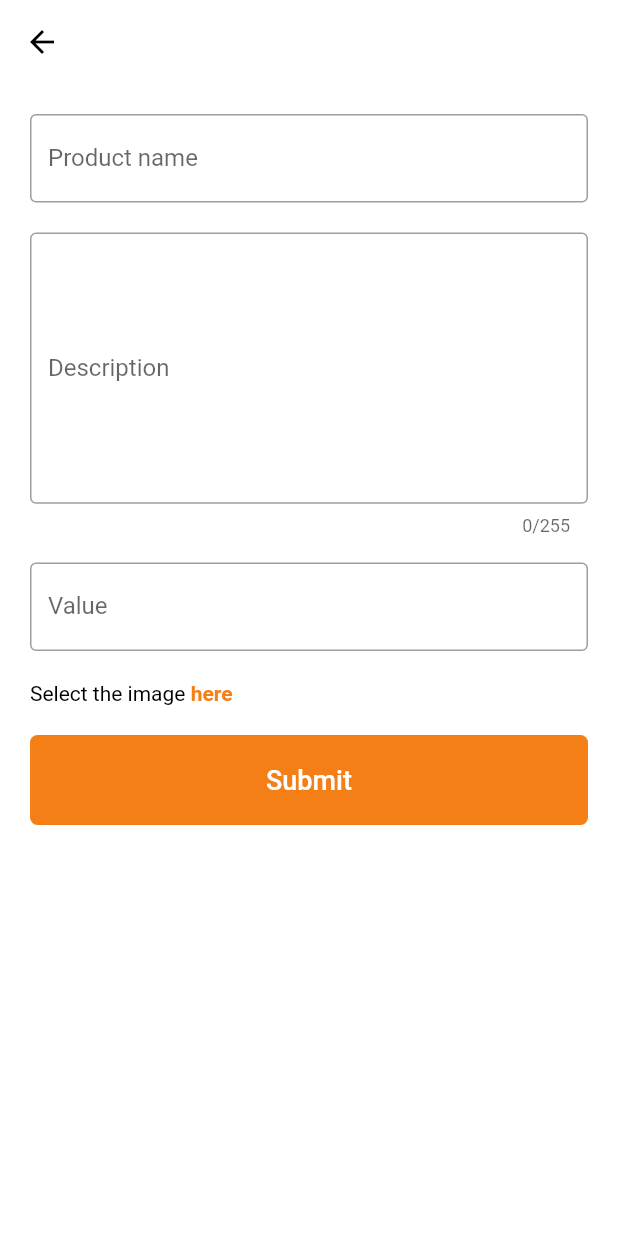
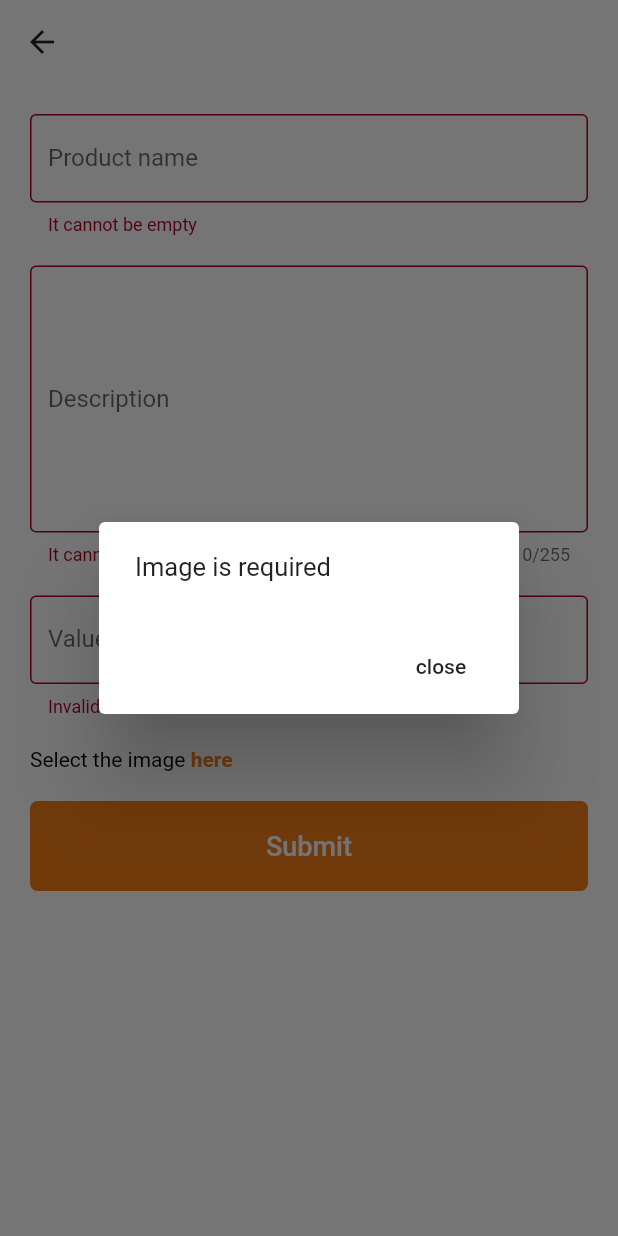
Before and after one commit to OdilonDamasceno/pay-with-bitcoin, a Flutter app: the AddItem screen opened directly, after a tap on "Submit", on a phone screen of 412 x 824 dp. Run offline on Flutter 3.47's test engine with Material 2 defaults, Android fonts, the phone set to English and light mode, and no system bars; our stand-ins replace image_picker, sqflite; accounts and stored records are empty.

Commit message:
fix: validate inputs from add_item page

```diff
--- a/lib/models/item_model.dart
+++ b/lib/models/item_model.dart
@@ -1,7 +1,7 @@
 class Item {
   String _name;
   String _description;
-  String _price;
+  double _price;
   String _image;
   Item(
     this._description,
@@ -17,7 +17,7 @@ class Item {
   }
   String get name => _name;
   String get description => _description;
-  String get price => _price;
+  double get price => _price;
   String get image => _image;
 
   Map<String, dynamic> toMap() {
--- a/lib/pages/add_item_page.dart
+++ b/lib/pages/add_item_page.dart
@@ -1,41 +1,96 @@
+import 'dart:io';
 import 'package:flutter/gestures.dart';
 import 'package:flutter/material.dart';
+import 'package:image_picker/image_picker.dart';
 import 'package:pay_with_bitcoin/databases/db_database.dart';
 import 'package:pay_with_bitcoin/models/item_model.dart';
 
-class AddItem extends StatelessWidget {
+class AddItem extends StatefulWidget {
+  @override
+  _AddItemState createState() => _AddItemState();
+}
+
+class _AddItemState extends State<AddItem> {
   final db = new DB();
   final _nameController = TextEditingController();
   final _descriptionController = TextEditingController();
   final _valueController = TextEditingController();
+  final _formKey = GlobalKey<FormState>();
+  File _image;
+
+  getImage() async {
+    var image = await ImagePicker.pickImage(source: ImageSource.gallery);
+
+    setState(() {
+      _image = image;
+    });
+  }
+
+  String _validator(String value) {
+    if (value.isEmpty) {
+      return "It cannot be empty";
+    }
+  }
 
   @override
   Widget build(BuildContext context) {
-    _insertItem() async {
+    void _insertItem() async {
       await db.insertNewItem(
         new Item(
           _descriptionController.text,
-          '',
+          _image.path.toString(),
           _nameController.text,
-          _valueController.text,
+          double.parse(_valueController.text.replaceAll(',', '.')),
         ),
       );
+
       _descriptionController.text = '';
       _nameController.text = '';
       _valueController.text = '';
+      _image = null;
+      setState(() {});
+    }
+
+    void _validateInputs() {
+      if (_formKey.currentState.validate() && _image != null) {
+        _insertItem();
+      } else if (_image == null) {
+        showDialog(
+            context: context,
+            child: AlertDialog(
+              content: Text(
+                'Image is required',
+                style: TextStyle(fontSize: 17),
+              ),
+              actions: <Widget>[
+                FlatButton(
+                  child: Text('close'),
+                  onPressed: () => Navigator.of(context).pop(),
+                )
+              ],
+            ));
+      }
     }
 
     return Scaffold(
       appBar: AppBar(
         backgroundColor: Colors.white,
         elevation: 0,
+        leading: FlatButton(
+            onPressed: () {
+              Navigator.of(context).popAndPushNamed('/');
+            },
+            child: Icon(Icons.arrow_back)),
       ),
-      body: ListView(
+      body: Form(
+        key: _formKey,
+        child: ListView(
           primary: false,
           padding: EdgeInsets.all(20),
           children: <Widget>[
             TextFormField(
               controller: _nameController,
+              validator: _validator,
               decoration: InputDecoration(
                 border: OutlineInputBorder(),
                 labelText: 'Product name',
@@ -48,6 +103,7 @@ class AddItem extends StatelessWidget {
               height: 200,
               child: TextFormField(
                 controller: _descriptionController,
+                validator: _validator,
                 expands: true,
                 maxLines: null,
                 maxLength: 255,
@@ -64,6 +120,11 @@ class AddItem extends StatelessWidget {
             TextFormField(
               controller: _valueController,
               keyboardType: TextInputType.number,
+              validator: (value) {
+                if (!(double.tryParse(value.replaceAll(',', '.')) is double)) {
+                  return 'Invalid value';
+                }
+              },
               decoration: InputDecoration(
                 border: OutlineInputBorder(),
                 labelText: 'Value',
@@ -75,12 +136,18 @@ class AddItem extends StatelessWidget {
             ),
             RichText(
               text: TextSpan(
-              text: 'Select the image ',
+                text: _image == null ? 'Select the image ' : 'Selected image: ',
                 style: TextStyle(color: Colors.black),
                 children: <TextSpan>[
                   TextSpan(
-                  text: 'here',
-                  recognizer: TapGestureRecognizer()..onTap = () {},
+                    text: _image == null
+                        ? 'here'
+                        : _image.uri
+                            .pathSegments[_image.uri.pathSegments.length - 1],
+                    recognizer: TapGestureRecognizer()
+                      ..onTap = () {
+                        getImage();
+                      },
                     style: TextStyle(
                       color: Colors.yellow[900],
                       fontWeight: FontWeight.bold,
@@ -99,7 +166,9 @@ class AddItem extends StatelessWidget {
                 color: Colors.yellow[900],
               ),
               child: FlatButton(
-              onPressed: _insertItem,
+                onPressed: () {
+                  _validateInputs();
+                },
                 child: Text(
                   'Submit',
                   style: TextStyle(color: Colors.white, fontSize: 18),
@@ -108,6 +177,7 @@ class AddItem extends StatelessWidget {
             )
           ],
         ),
+      ),
     );
   }
 }
--- a/pubspec.yaml
+++ b/pubspec.yaml
@@ -25,6 +25,7 @@ dependencies:
   cupertino_icons: ^0.1.2
   path_provider: ^1.6.5
   sqflite: ^1.3.0
+  image_picker: ^0.6.5
 
 dev_dependencies:
   flutter_test:
```
Also changed, not shown: lib/pages/home_page.dart (+18 -9 lines), pubspec.lock. Lines whose indentation alone changed are shown as unchanged.
